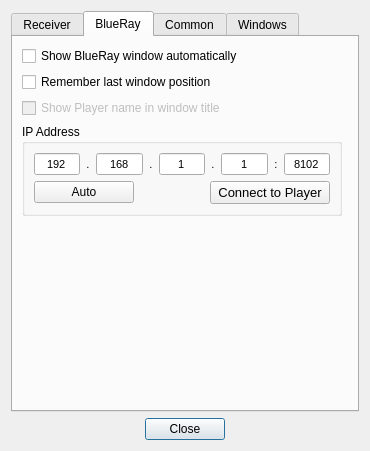
First picture: the form in settingsdialog.ui, repository AceOfSnakes/AvrPioRemote, before the edit.
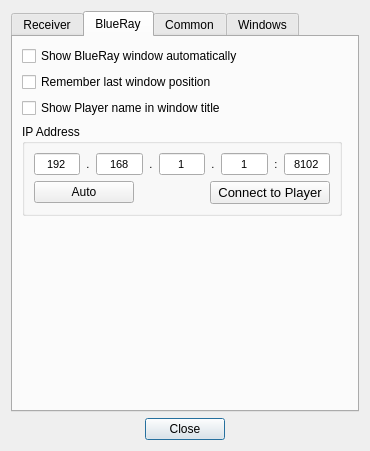
Second picture: the form after the edit. The open tabs and pages were chosen to show the change.

Diff of the .ui file:
```diff
--- a/settingsdialog.ui
+++ b/settingsdialog.ui
@@ -400,7 +400,7 @@
        <item>
         <widget class="QCheckBox" name="ShowPlayerNameInTitle">
          <property name="enabled">
-          <bool>false</bool>
+          <bool>true</bool>
          </property>
          <property name="text">
           <string>Show Player name in window title</string>
```
Left out of the diff: 2 changed lines with no effect on the pictures.
